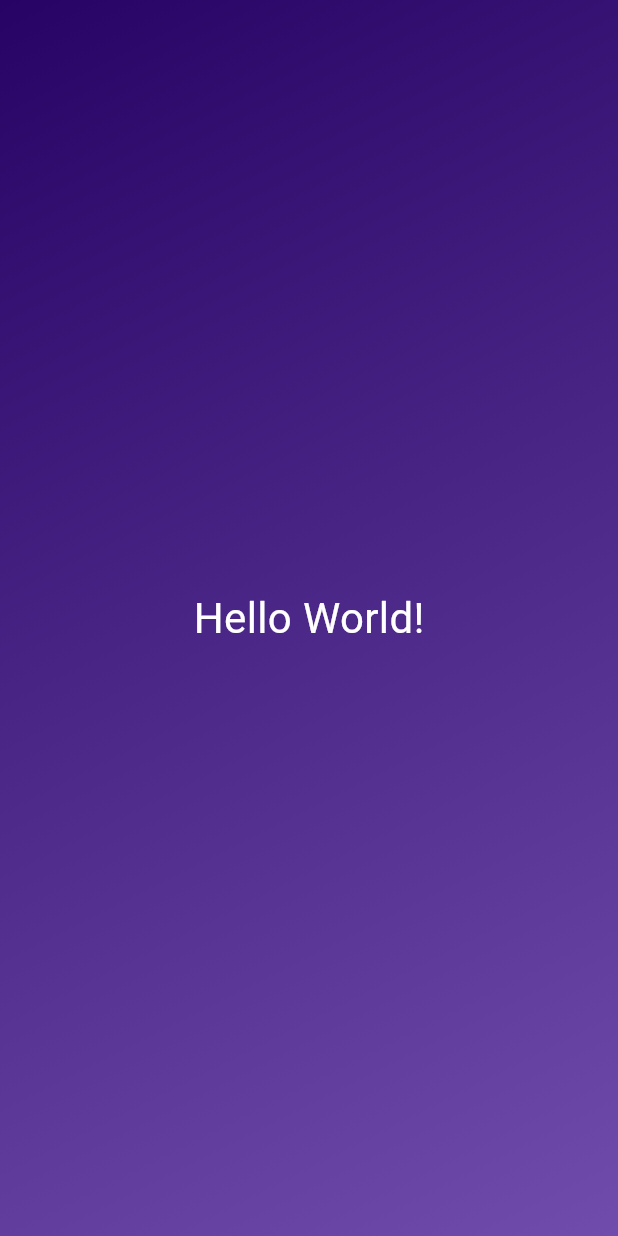
After one commit to Ericesposito/dice-roll-app, a Flutter app: the screen it shows after launch, on a phone screen of 412 x 824 dp. The commit adds this screen. Run offline on Flutter 3.47's test engine with Material 3 defaults, Android fonts, the phone set to English and light mode, and no system bars.

```diff
--- /dev/null
+++ b/dice_roll_app/lib/gradient_container.dart
@@ -0,0 +1,29 @@
+import 'package:flutter/material.dart';
+
+import 'package:dice_roll_app/styled_text.dart';
+
+const startAlignment = Alignment.topLeft;
+const endAlignment = Alignment.bottomRight;
+
+class GradientContainer extends StatelessWidget {
+  const GradientContainer({super.key});
+
+  @override
+  Widget build(context) {
+    return Container(
+      decoration: const BoxDecoration(
+        gradient: LinearGradient(
+          colors: [
+            Color.fromARGB(255, 39, 3, 101),
+            Color.fromARGB(255, 112, 77, 172),
+          ],
+          begin: startAlignment,
+          end: endAlignment,
+        ),
+      ),
+      child: const Center(
+        child: StyledText(),
+      ),
+    );
+  }
+}
--- /dev/null
+++ b/dice_roll_app/lib/styled_text.dart
@@ -0,0 +1,16 @@
+import 'package:flutter/material.dart';
+
+class StyledText extends StatelessWidget {
+  const StyledText({super.key});
+
+  @override
+  Widget build(context) {
+    return const Text(
+      "Hello World!",
+      style: TextStyle(
+        fontSize: 28,
+        color: Colors.white,
+      ),
+    );
+  }
+}
```
Also changed, not shown: dice_roll_app/lib/main.dart (+4 -22 lines).
